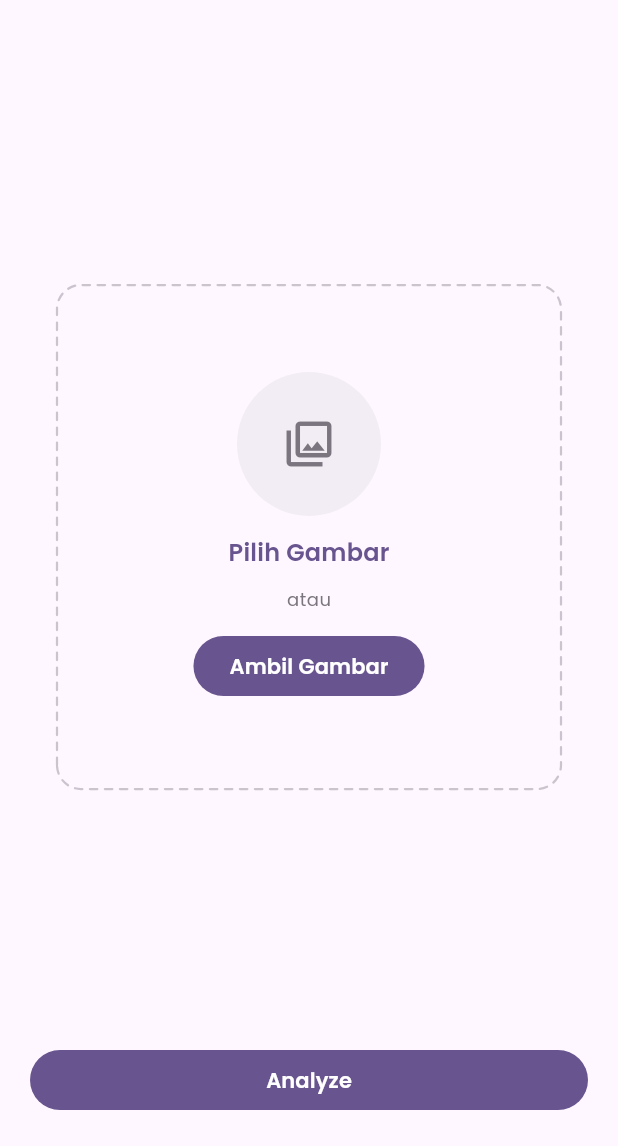
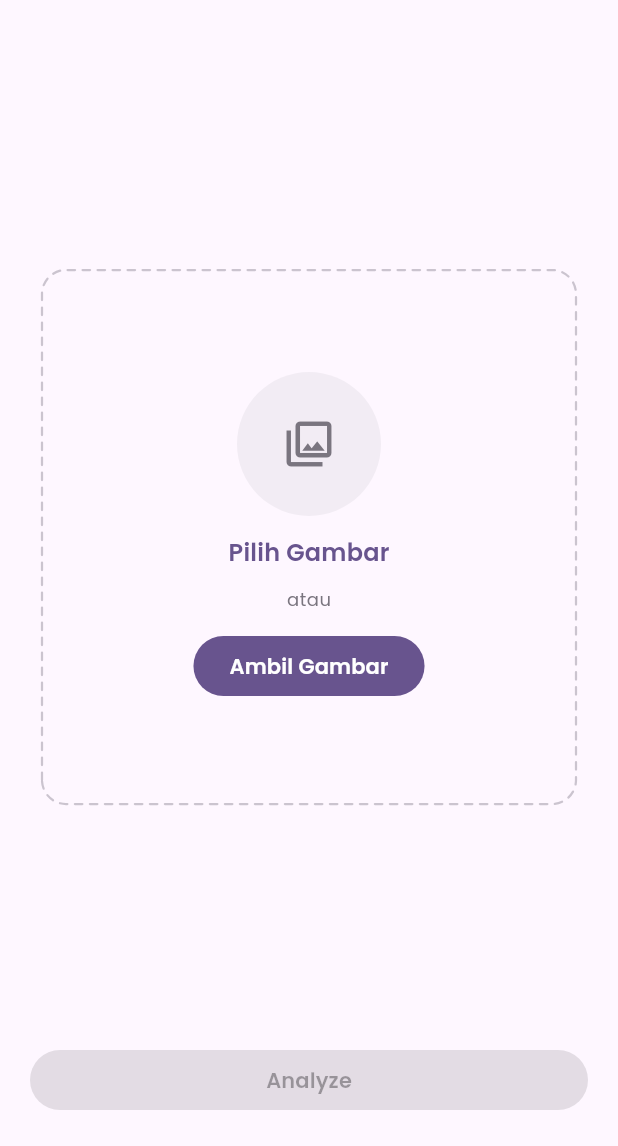
Before and after one commit to fajri-rasid1st/food-recognizer, a Flutter app: the screen it shows after launch, after a tap on the "photo library" icon, on a phone screen of 412 x 824 dp, the part 90-1236 px from its top. Run offline on Flutter 3.47's test engine with Material 3 defaults, Android fonts, the phone set to English and light mode, and no system bars; drawn by our look-alikes of dotted_border; our stand-ins replace camera, flutter_svg, google_fonts, image_cropper, image_picker.

```diff
--- a/lib/app.dart
+++ b/lib/app.dart
@@ -2,10 +2,10 @@
 import 'package:flutter/material.dart';
 
 // Project imports:
+import 'package:food_recognizer/core/routes/route_names.dart';
 import 'package:food_recognizer/core/routes/routes_generator.dart';
 import 'package:food_recognizer/core/theme/app_theme.dart';
 import 'package:food_recognizer/core/utilities/navigator_key.dart';
-import 'package:food_recognizer/src/ui/pages/home_page.dart';
 
 class FoodRecognizerApp extends StatelessWidget {
   const FoodRecognizerApp({super.key});
@@ -19,7 +19,7 @@ class FoodRecognizerApp extends StatelessWidget {
       darkTheme: darkTheme,
       navigatorKey: navigatorKey,
       onGenerateRoute: generateAppRoutes,
-      home: HomePage(),
+      initialRoute: Routes.home,
     );
   }
 }
--- a/lib/core/routes/route_names.dart
+++ b/lib/core/routes/route_names.dart
@@ -1,5 +1,6 @@
 /// Daftar route aplikasi
 class Routes {
+  static const home = '/home';
   static const result = '/result';
   static const detail = '/detail';
   static const liveCamera = '/live-camera';
--- a/lib/core/routes/routes_generator.dart
+++ b/lib/core/routes/routes_generator.dart
@@ -1,30 +1,43 @@
 // Flutter imports:
 import 'package:flutter/material.dart';
 
+// Package imports:
+import 'package:provider/provider.dart';
+
 // Project imports:
 import 'package:food_recognizer/core/routes/route_names.dart';
+import 'package:food_recognizer/src/services/image_service.dart';
+import 'package:food_recognizer/src/ui/pages/home_page.dart';
 import 'package:food_recognizer/src/ui/pages/live_camera_page.dart';
+import 'package:food_recognizer/src/ui/pages/result_page.dart';
+import 'package:food_recognizer/src/ui/providers/home_provider.dart';
 
 /// Routes generator
 Route<dynamic>? generateAppRoutes(RouteSettings settings) {
   switch (settings.name) {
-    case Routes.result:
+    case Routes.home:
       // final args = settings.arguments as Map<String, dynamic>;
 
       return MaterialPageRoute(
-        builder: (context) => Placeholder(),
+        builder: (context) => ChangeNotifierProvider(
+          create: (context) => HomeProvider(
+            context.read<ImageService>(),
+          ),
+          child: HomePage(),
+        ),
       );
-
+    case Routes.result:
+      return MaterialPageRoute(
+        builder: (context) => ResultPage(),
+      );
     case Routes.detail:
       return MaterialPageRoute(
         builder: (context) => Placeholder(),
       );
-
     case Routes.liveCamera:
       return MaterialPageRoute(
         builder: (context) => LiveCameraPage(),
       );
-
     default:
       return null;
   }
--- /dev/null
+++ b/lib/core/utilities/utilities.dart
@@ -0,0 +1 @@
+class Utilities {}
--- a/lib/main.dart
+++ b/lib/main.dart
@@ -2,8 +2,12 @@
 import 'package:flutter/material.dart';
 import 'package:flutter/services.dart';
 
+// Package imports:
+import 'package:provider/provider.dart';
+
 // Project imports:
 import 'package:food_recognizer/app.dart';
+import 'package:food_recognizer/src/services/image_service.dart';
 
 // Package imports:
 // import 'package:provider/provider.dart';
@@ -18,12 +22,14 @@ void main() {
     DeviceOrientation.portraitDown,
   ]);
 
-  runApp(FoodRecognizerApp());
-
-  // runApp(
-  //   MultiProvider(
-  //     providers: [],
-  //     child: FoodRecognizerApp(),
-  //   ),
-  // );
+  runApp(
+    MultiProvider(
+      providers: [
+        Provider(
+          create: (_) => ImageService(),
+        ),
+      ],
+      child: FoodRecognizerApp(),
+    ),
+  );
 }
--- a/lib/src/ui/pages/home_page.dart
+++ b/lib/src/ui/pages/home_page.dart
@@ -1,16 +1,19 @@
+// Dart imports:
+import 'dart:typed_data' show Uint8List;
+
 // Flutter imports:
 import 'package:flutter/material.dart';
 
 // Package imports:
 import 'package:dotted_border/dotted_border.dart';
-import 'package:image_cropper/image_cropper.dart';
 import 'package:image_picker/image_picker.dart';
+import 'package:provider/provider.dart';
 
 // Project imports:
 import 'package:food_recognizer/core/extensions/text_style_extension.dart';
 import 'package:food_recognizer/core/routes/route_names.dart';
 import 'package:food_recognizer/core/utilities/navigator_key.dart';
-import 'package:food_recognizer/src/services/image_service.dart';
+import 'package:food_recognizer/src/ui/providers/home_provider.dart';
 import 'package:food_recognizer/src/ui/widget/scaffold_safe_area.dart';
 
 class HomePage extends StatelessWidget {
@@ -55,6 +58,8 @@ class _HomeBody extends StatelessWidget {
 
   @override
   Widget build(BuildContext context) {
+    final imageBytes = context.select<HomeProvider, Uint8List?>((provider) => provider.imageBytes);
+
     return Padding(
       padding: EdgeInsets.all(20),
       child: Column(
@@ -65,6 +70,7 @@ class _HomeBody extends StatelessWidget {
             child: Center(
               child: DottedBorder(
                 options: RoundedRectDottedBorderOptions(
+                  padding: EdgeInsets.zero,
                   radius: Radius.circular(16),
                   dashPattern: [5, 5],
                   strokeWidth: 1.5,
@@ -72,9 +78,32 @@ class _HomeBody extends StatelessWidget {
                   color: ColorScheme.of(context).outlineVariant,
                 ),
                 child: SizedBox(
-                  width: MediaQuery.widthOf(context) - 80,
-                  height: MediaQuery.widthOf(context) - 80,
-                  child: Column(
+                  width: MediaQuery.widthOf(context) - 56,
+                  height: MediaQuery.widthOf(context) - 56,
+                  child: imageBytes != null ? _ImagePreviewWidget(imageBytes) : _ImagePickerWidget(),
+                ),
+              ),
+            ),
+          ),
+          FilledButton(
+            style: FilledButton.styleFrom(
+              textStyle: TextTheme.of(context).titleSmall!.semiBold,
+            ),
+            onPressed: imageBytes != null ? () => navigatorKey.currentState!.pushNamed(Routes.result) : null,
+            child: Text('Analyze'),
+          ),
+        ],
+      ),
+    );
+  }
+}
+
+class _ImagePickerWidget extends StatelessWidget {
+  const _ImagePickerWidget();
+
+  @override
+  Widget build(BuildContext context) {
+    return Column(
       mainAxisSize: MainAxisSize.min,
       mainAxisAlignment: MainAxisAlignment.center,
       children: [
@@ -87,12 +116,12 @@ class _HomeBody extends StatelessWidget {
           foregroundColor: ColorScheme.of(context).outline,
           backgroundColor: ColorScheme.of(context).surfaceContainer,
           shape: CircleBorder(),
-                        onPressed: () => pickImageFile(context, ImageSource.gallery),
+          onPressed: () => context.read<HomeProvider>().pickImageFile(context, ImageSource.gallery),
           child: Icon(Icons.photo_library_outlined),
         ),
         SizedBox(height: 12),
         GestureDetector(
-                        onTap: () => pickImageFile(context, ImageSource.gallery),
+          onTap: () => context.read<HomeProvider>().pickImageFile(context, ImageSource.gallery),
           child: Text(
             'Pilih Gambar',
             style: TextTheme.of(context).titleMedium!.semiBold.colorPrimary(context),
@@ -108,53 +137,48 @@ class _HomeBody extends StatelessWidget {
           style: FilledButton.styleFrom(
             textStyle: TextTheme.of(context).titleSmall!.semiBold,
           ),
-                        onPressed: () => pickImageFile(context, ImageSource.camera),
+          onPressed: () => context.read<HomeProvider>().pickImageFile(context, ImageSource.camera),
           child: Text('Ambil Gambar'),
         ),
       ],
+    );
+  }
+}
+
+class _ImagePreviewWidget extends StatelessWidget {
+  final Uint8List imageBytes;
+
+  const _ImagePreviewWidget(this.imageBytes);
+
+  @override
+  Widget build(BuildContext context) {
+    return DecoratedBox(
+      decoration: BoxDecoration(
+        borderRadius: BorderRadius.circular(16),
+        border: Border.all(
+          width: 1.5,
+          color: ColorScheme.of(context).surface,
+          strokeAlign: BorderSide.strokeAlignOutside,
+        ),
+        image: DecorationImage(
+          image: MemoryImage(imageBytes),
+          fit: BoxFit.cover,
+        ),
+      ),
+      child: Padding(
+        padding: EdgeInsets.only(bottom: 16),
+        child: Align(
+          alignment: Alignment.bottomCenter,
+          child: FilledButton.tonalIcon(
+            icon: Icon(Icons.delete_outline_rounded),
+            label: Text('Hapus'),
+            style: FilledButton.styleFrom(
+              textStyle: TextTheme.of(context).titleSmall!.semiBold,
+            ),
+            onPressed: () => context.read<HomeProvider>().setImageBytes(null),
           ),
         ),
       ),
-            ),
-          ),
-          FilledButton(
-            style: FilledButton.styleFrom(
-              textStyle: TextTheme.of(context).titleSmall!.semiBold,
-            ),
-            onPressed: () {},
-            child: Text('Analyze'),
-          ),
-        ],
-      ),
     );
   }
-
-  Future<void> pickImageFile(
-    BuildContext context,
-    ImageSource source,
-  ) async {
-    final imageFile = await ImageService.pickImage(source);
-
-    if (imageFile != null) {
-      if (!context.mounted) return;
-
-      final croppedImage = await ImageService.cropImage(
-        context: context,
-        imagePath: imageFile.path,
-        aspectRatio: CropAspectRatio(ratioX: 1, ratioY: 1),
-      );
-
-      if (!context.mounted) return;
-
-      if (croppedImage != null) {
-        final imgByte = await croppedImage.readAsBytes();
-
-        debugPrint('fajri before compress: ${imgByte.length}');
-
-        final compressImgByte = await ImageService.compressImage(imgByte);
-
-        debugPrint('fajri after compress: ${compressImgByte.length}');
 }
-    }
-  }
-}
--- /dev/null
+++ b/lib/src/ui/providers/home_provider.dart
@@ -0,0 +1,47 @@
+// Dart imports:
+import 'dart:typed_data' show Uint8List;
+
+// Flutter imports:
+import 'package:flutter/material.dart';
+
+// Package imports:
+import 'package:image_picker/image_picker.dart';
+
+// Project imports:
+import 'package:food_recognizer/src/services/image_service.dart';
+
+class HomeProvider extends ChangeNotifier {
+  final ImageService _imageService;
+
+  HomeProvider(this._imageService);
+
+  Uint8List? imageBytes;
+
+  void setImageBytes(Uint8List? bytes) {
+    imageBytes = bytes;
+
+    notifyListeners();
+  }
+
+  Future<void> pickImageFile(BuildContext context, ImageSource source) async {
+    final imageFile = await _imageService.pickImage(source);
+
+    if (imageFile != null) {
+      if (!context.mounted) return;
+
+      final croppedImage = await _imageService.cropImage(
+        context: context,
+        imagePath: imageFile.path,
+      );
+
+      if (!context.mounted) return;
+
+      if (croppedImage != null) {
+        final imgBytes = await croppedImage.readAsBytes();
+        final compressedImgBytes = await _imageService.compressImage(imgBytes);
+
+        setImageBytes(compressedImgBytes);
+      }
+    }
+  }
+}
--- a/lib/src/ui/widget/camera_view.dart
+++ b/lib/src/ui/widget/camera_view.dart
@@ -75,7 +75,7 @@ class _CameraViewState extends State<CameraView> with WidgetsBindingObserver {
               Positioned(
                 left: 0,
                 right: 0,
-                bottom: 45,
+                bottom: 24,
                 child: Wrap(
                   spacing: 16,
                   runSpacing: 16,
```
Also changed, not shown: lib/src/services/image_service.dart (+16 -10 lines), lib/src/ui/pages/live_camera_page.dart (+28 -5 lines), lib/src/ui/pages/result_page.dart (+25 -6 lines), lib/src/ui/providers/analyzing_text_value_provider.dart (added, +26 -0 lines), lib/src/ui/widget/analyzing_label.dart (added, +38 -0 lines), lib/src/ui/providers/camera_provider.dart (deleted). Lines whose indentation alone changed are shown as unchanged.
